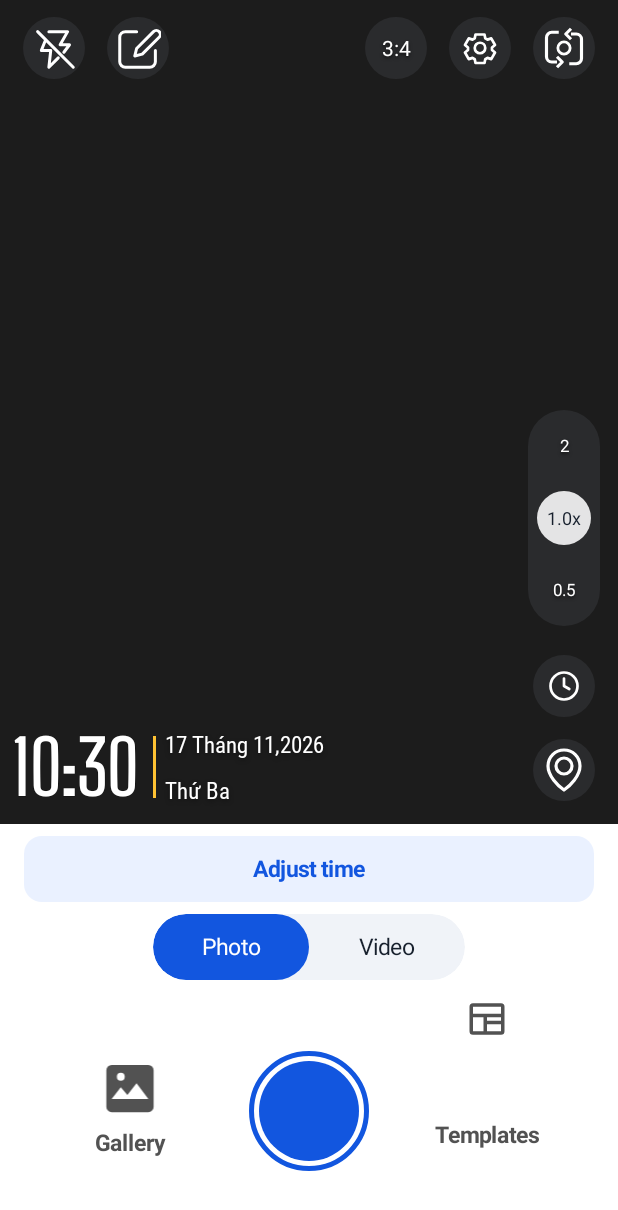
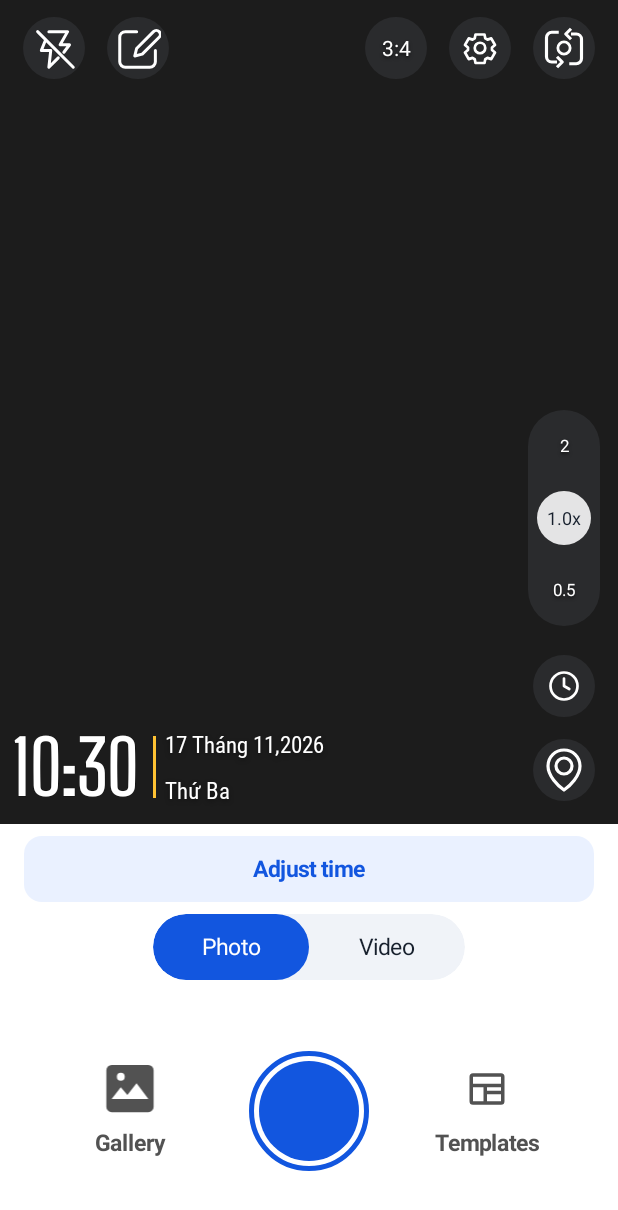
Before and after one commit to TaiThanDen/PG-kit, an Android app: the screen it shows after launch (MainActivity), on a phone screen of 412 x 824 dp. Shown: the top 1210 px of the screen. Run offline under Robolectric (Android 15) with nearby library versions, the phone set to English and light mode, and no system bars; libraries missing offline, so code that uses them is left out: androidx.camera.view; 13 statements that could not run were skipped.

Commit message:
Center watermark template icon and label together in camera controls

```diff
--- a/app/src/main/java/com/pgkit/timemarkcamera/CameraScreen.java
+++ b/app/src/main/java/com/pgkit/timemarkcamera/CameraScreen.java
@@ -515,13 +515,20 @@ final class CameraScreen {
         shutterParams.setMargins(dp(20), 0, dp(20), 0);
         captureRow.addView(shutter, shutterParams);
 
-        TextView templates = transparentLabel(activity.getString(R.string.camera_templates), 15, Color.rgb(82, 82, 82));
+        LinearLayout templates = new LinearLayout(activity);
+        templates.setOrientation(LinearLayout.VERTICAL);
         templates.setGravity(Gravity.CENTER);
-        templates.setTypeface(Typeface.DEFAULT_BOLD);
-        templates.setCompoundDrawablesWithIntrinsicBounds(0, R.drawable.ic_template, 0, 0);
-        templates.setCompoundDrawablePadding(dp(4));
         templates.setContentDescription(activity.getString(R.string.ui_open_watermark_templates));
+        templates.setFocusable(true);
         templates.setOnClickListener(v -> actions.onOpenTemplates());
+        ImageView templateIcon = new ImageView(activity);
+        templateIcon.setImageResource(R.drawable.ic_template);
+        templateIcon.setScaleType(ImageView.ScaleType.CENTER);
+        templates.addView(templateIcon, fixed(dp(48), dp(42)));
+        TextView templateLabel = transparentLabel(activity.getString(R.string.camera_templates), 15, Color.rgb(82, 82, 82));
+        templateLabel.setTypeface(Typeface.DEFAULT_BOLD);
+        templateLabel.setGravity(Gravity.CENTER);
+        templates.addView(templateLabel, fixed(ViewGroup.LayoutParams.MATCH_PARENT, dp(30)));
         captureRow.addView(templates, new LinearLayout.LayoutParams(
                 0, ViewGroup.LayoutParams.MATCH_PARENT, 1f));
 
```
